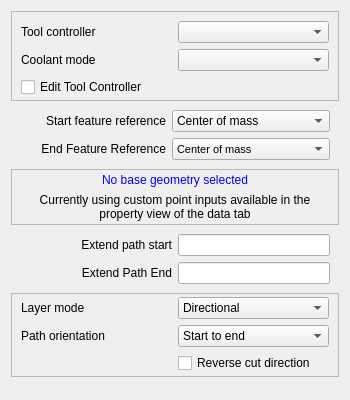
Above: src/Mod/CAM/Gui/Resources/panels/PageOpSlotEdit.ui from 10-X-eng/vibecad before the change. Below: the same form after it.
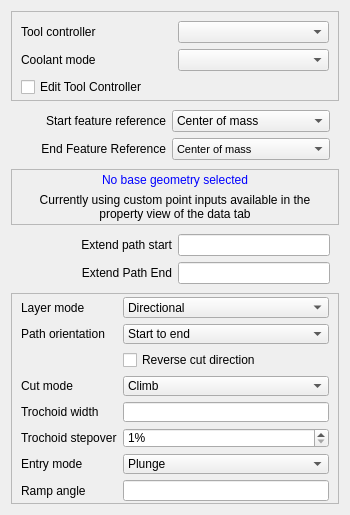
That is the form after the change. Custom widgets are drawn as their Qt base class.

Commit message: Fix CAM finishing safety and Slot controls

```diff
--- a/src/Mod/CAM/Gui/Resources/panels/PageOpSlotEdit.ui
+++ b/src/Mod/CAM/Gui/Resources/panels/PageOpSlotEdit.ui
@@ -407,9 +407,108 @@
         <property name="text">
          <string>Reverse cut direction</string>
         </property>
-       </widget>
-      </item>
-     </layout>
+        </widget>
+       </item>
+       <item row="3" column="0">
+        <widget class="QLabel" name="cutMode_label">
+         <property name="text">
+          <string>Cut mode</string>
+         </property>
+        </widget>
+       </item>
+       <item row="3" column="1">
+        <widget class="QComboBox" name="cutMode">
+         <property name="toolTip">
+          <string>Choose climb or conventional milling for trochoidal loops</string>
+         </property>
+         <item>
+          <property name="text">
+           <string>Climb</string>
+          </property>
+         </item>
+         <item>
+          <property name="text">
+           <string>Conventional</string>
+          </property>
+         </item>
+        </widget>
+       </item>
+       <item row="4" column="0">
+        <widget class="QLabel" name="trochoidWidth_label">
+         <property name="text">
+          <string>Trochoid width</string>
+         </property>
+        </widget>
+       </item>
+       <item row="4" column="1">
+        <widget class="Gui::InputField" name="trochoidWidth">
+         <property name="toolTip">
+          <string>Total machined width; use 0 for twice the tool diameter</string>
+         </property>
+        </widget>
+       </item>
+       <item row="5" column="0">
+        <widget class="QLabel" name="trochoidStepover_label">
+         <property name="text">
+          <string>Trochoid stepover</string>
+         </property>
+        </widget>
+       </item>
+       <item row="5" column="1">
+        <widget class="QSpinBox" name="trochoidStepover">
+         <property name="toolTip">
+          <string>Advance per loop as a percentage of tool diameter</string>
+         </property>
+         <property name="suffix">
+          <string>%</string>
+         </property>
+         <property name="minimum">
+          <number>1</number>
+         </property>
+         <property name="maximum">
+          <number>100</number>
+         </property>
+        </widget>
+       </item>
+       <item row="6" column="0">
+        <widget class="QLabel" name="entryMode_label">
+         <property name="text">
+          <string>Entry mode</string>
+         </property>
+        </widget>
+       </item>
+       <item row="6" column="1">
+        <widget class="QComboBox" name="entryMode">
+         <property name="toolTip">
+          <string>Enter each depth pass by plunging or ramping along the slot</string>
+         </property>
+         <item>
+          <property name="text">
+           <string>Plunge</string>
+          </property>
+         </item>
+         <item>
+          <property name="text">
+           <string>Ramp</string>
+          </property>
+         </item>
+        </widget>
+       </item>
+       <item row="7" column="0">
+        <widget class="QLabel" name="rampAngle_label">
+         <property name="text">
+          <string>Ramp angle</string>
+         </property>
+        </widget>
+       </item>
+       <item row="7" column="1">
+        <widget class="Gui::InputField" name="rampAngle">
+         <property name="toolTip">
+          <string>Maximum descent angle measured from horizontal</string>
+         </property>
+        </widget>
+       </item>
+      </layout>
     </widget>
    </item>
    <item>
```
Left out of the diff: 9 changed lines with no effect on the pictures. The commit also changes 10 other files.
